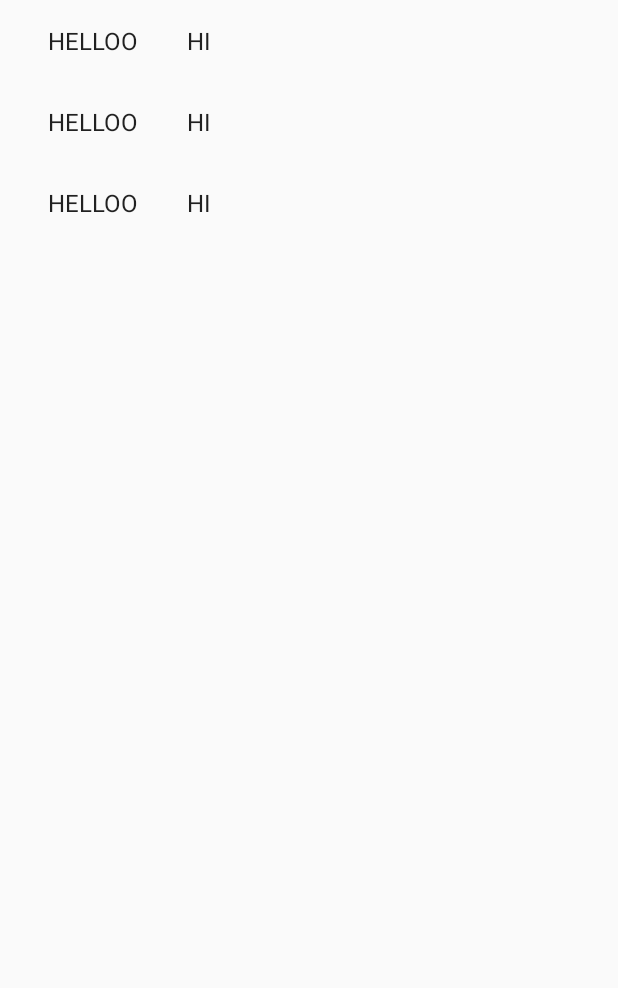
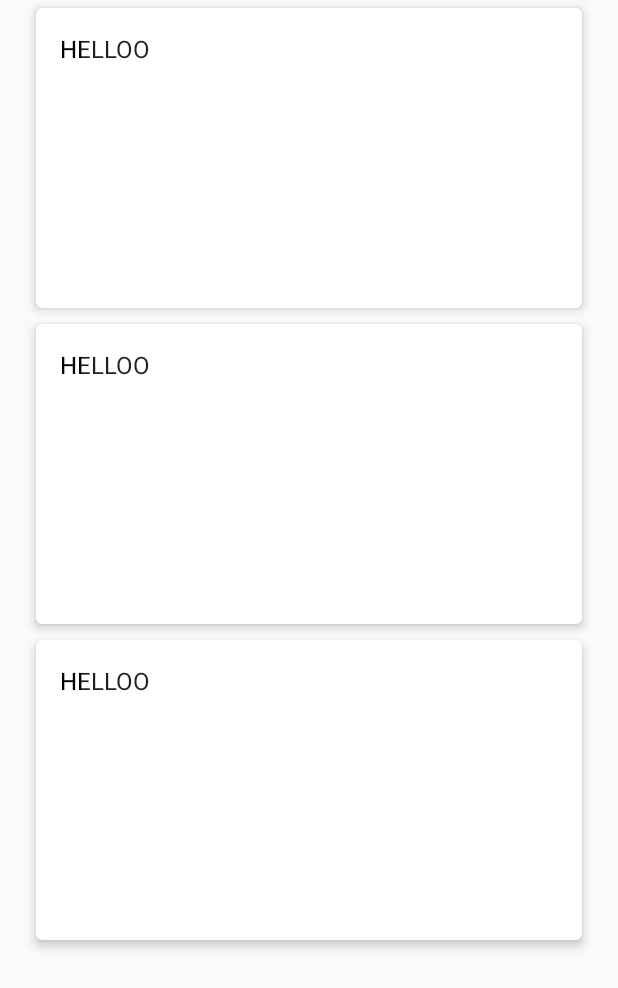
Before and after one commit to AlAskalany/wasder-android, an Android app: the layout fragment_feed_list.xml on its own in the app's theme, with its tools: preview values and no code run, on a phone screen of 412 x 824 dp. Shown: the top 988 px of the screen. Run offline under Robolectric (Android 15) with nearby library versions, the phone set to English and light mode, and no system bars.

Commit message:
Card padding and margins

```diff
--- a/app/src/main/res/layout/fragment_feed.xml
+++ b/app/src/main/res/layout/fragment_feed.xml
@@ -1,8 +1,15 @@
 <?xml version="1.0" encoding="utf-8"?>
-<LinearLayout xmlns:android="http://schemas.android.com/apk/res/android"
-              android:layout_width="wrap_content"
-              android:layout_height="wrap_content"
-              android:orientation="horizontal">
+<android.support.v7.widget.CardView
+    xmlns:android="http://schemas.android.com/apk/res/android"
+    xmlns:app="http://schemas.android.com/apk/res-auto"
+    android:layout_width="match_parent"
+    android:layout_height="200dp"
+    android:layout_marginHorizontal="8dp"
+    android:layout_marginVertical="5dp"
+    android:foreground="?attr/selectableItemBackground"
+    android:orientation="horizontal"
+    app:cardCornerRadius="4dp"
+    app:cardElevation="4dp">
 
     <TextView
         android:id="@+id/id"
@@ -19,4 +26,4 @@
         android:layout_margin="@dimen/text_margin"
         android:text="HI"
         android:textAppearance="?attr/textAppearanceListItem"/>
-</LinearLayout>
+</android.support.v7.widget.CardView>
```
